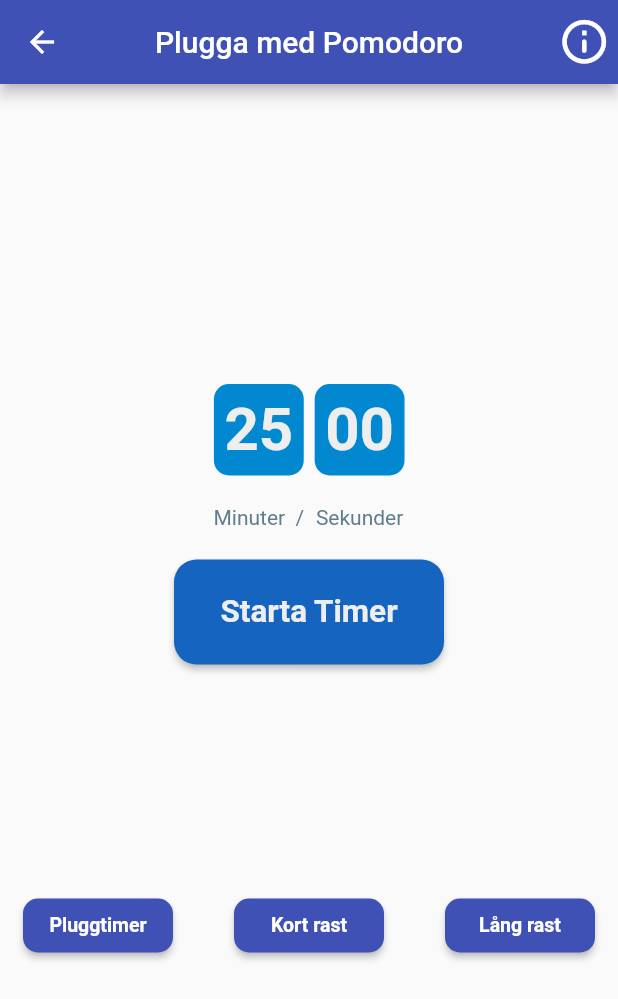
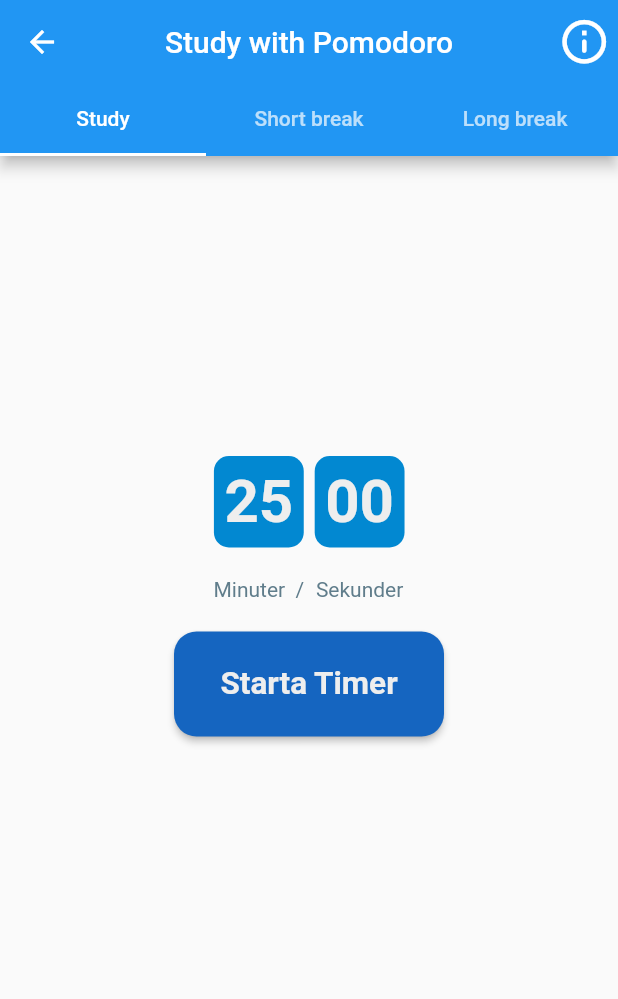
Before and after one commit to gu-tig169-ht21/Grupp-3, a Flutter app: the screen it shows after launch, after a tap on "PLUGGA", on a phone screen of 412 x 824 dp. Shown: the top 999 px of the screen. Run offline on Flutter 3.47's test engine with Material 2 defaults, Android fonts, the phone set to English and light mode, and no system bars; our stand-ins replace cloud_firestore, firebase_core, firebase_messaging, firebase_storage; accounts and stored records are empty.

Commit message:
pill med design och timer

```diff
--- a/lib/main.dart
+++ b/lib/main.dart
@@ -28,7 +28,7 @@
     return MaterialApp(
       debugShowCheckedModeBanner: false,
       theme: ThemeData(
-        primarySwatch: Colors.indigo,
+        primarySwatch: Colors.blue,
         backgroundColor: Colors.white,
       ),
       home: const HomePage(),
--- a/lib/views/homepageview.dart
+++ b/lib/views/homepageview.dart
@@ -1,5 +1,6 @@
 import 'package:flutter/material.dart';
 import 'package:my_first_app/views/taskview.dart';
+import 'package:my_first_app/views/timerviews/maintimerview.dart';
 import 'timerviews/firsttimerview.dart';
 
 class HomePage extends StatelessWidget {
@@ -22,7 +23,7 @@
             ElevatedButton(
               onPressed: () {
                 Navigator.push(context,
-                    MaterialPageRoute(builder: (context) => FirstTimerView()));
+                    MaterialPageRoute(builder: (context) => MainTimerView()));
               },
               child: const Text('PLUGGA'),
               style: ElevatedButton.styleFrom(
--- a/lib/views/taskview.dart
+++ b/lib/views/taskview.dart
@@ -23,6 +23,7 @@
       ),
       floatingActionButton: FloatingActionButton(
         child: const Icon(Icons.add),
+        // backgroundColor: Colors.blue.shade800,
         onPressed: () async {
           var newItem = await Navigator.push(
               context,
@@ -76,9 +77,9 @@
   var state = Provider.of<MyState>(context, listen: false);
   return ListTile(
     leading: Icon(
-      Icons.group_work_rounded,
+      Icons.note_alt_sharp,
       size: 30,
-      color: Colors.orange,
+      color: Colors.blue.shade800,
     ),
     onTap: () => Navigator.push(context,
         MaterialPageRoute(builder: (context) => DescriptionView(task))),
--- a/lib/views/timerviews/firsttimerview.dart
+++ b/lib/views/timerviews/firsttimerview.dart
@@ -2,6 +2,7 @@
 import 'package:flutter/cupertino.dart';
 import 'package:flutter/material.dart';
 import 'package:my_first_app/views/timerviews/informationview.dart';
+import 'package:my_first_app/views/timerviews/secondtimerview.dart';
 import 'timerbuttons.dart';
 
 class FirstTimerView extends StatefulWidget {
@@ -55,25 +56,7 @@
 
   @override
   Widget build(BuildContext context) {
-    final ButtonStyle style = ElevatedButton.styleFrom(
-      padding: EdgeInsets.all(10.0),
-      minimumSize: const Size(20.0, 20.0),
-    );
     return Scaffold(
-      appBar: AppBar(
-        centerTitle: true,
-        title: const Text('Plugga med Pomodoro'),
-        actions: [
-          IconButton(
-            icon: const Icon(Icons.info_outline_rounded,
-                color: Colors.white, size: 35),
-            onPressed: () {
-              Navigator.push(context,
-                  MaterialPageRoute(builder: (context) => InformationView()));
-            },
-          ),
-        ],
-      ),
       body: Center(
         child: Column(
           children: [
@@ -85,10 +68,6 @@
               height: 20,
             ),
             stopWidget(),
-            SizedBox(
-              height: 150,
-            ),
-            timerNavigationWidget(context),
           ],
         ),
       ),
--- /dev/null
+++ b/lib/views/timerviews/maintimerview.dart
@@ -0,0 +1,44 @@
+import 'package:flutter/cupertino.dart';
+import 'package:flutter/material.dart';
+import 'package:my_first_app/views/timerviews/firsttimerview.dart';
+
+import 'informationview.dart';
+import 'secondtimerview.dart';
+import 'thirdtimerview.dart';
+
+class MainTimerView extends StatelessWidget {
+  @override
+  Widget build(BuildContext context) {
+    return DefaultTabController(
+      length: 3,
+      child: Scaffold(
+        appBar: AppBar(
+          bottom: TabBar(
+            tabs: [
+              Tab(text: 'Study'),
+              Tab(text: 'Short break'),
+              Tab(text: 'Long break'),
+            ],
+          ),
+          centerTitle: true,
+          title: const Text('Study with Pomodoro'),
+          actions: [
+            IconButton(
+              icon: const Icon(Icons.info_outline_rounded,
+                  color: Colors.white, size: 35),
+              onPressed: () {
+                Navigator.push(context,
+                    MaterialPageRoute(builder: (context) => InformationView()));
+              },
+            ),
+          ],
+        ),
+        body: TabBarView(children: [
+          Center(child: FirstTimerView()),
+          Center(child: SecondTimerView()),
+          Center(child: ThirdTimerView()),
+        ]),
+      ),
+    );
+  }
+}
--- a/lib/views/timerviews/timerbuttons.dart
+++ b/lib/views/timerviews/timerbuttons.dart
@@ -31,49 +31,6 @@
       );
 }
 
-Widget timerNavigationWidget(context) {
-  return Row(mainAxisAlignment: MainAxisAlignment.spaceEvenly, children: [
-    ElevatedButton(
-      style: ElevatedButton.styleFrom(
-          fixedSize: const Size(100, 35),
-          shape:
-              RoundedRectangleBorder(borderRadius: BorderRadius.circular(10))),
-      onPressed: () {
-        Navigator.push(
-            context, MaterialPageRoute(builder: (context) => FirstTimerView()));
-      },
-      child: const Text('Pluggtimer',
-          style: TextStyle(fontSize: 13, fontWeight: FontWeight.w700)),
-    ),
-    Container(width: 10),
-    ElevatedButton(
-      style: ElevatedButton.styleFrom(
-          fixedSize: const Size(100, 35),
-          shape:
-              RoundedRectangleBorder(borderRadius: BorderRadius.circular(10))),
-      onPressed: () {
-        Navigator.push(context,
-            MaterialPageRoute(builder: (context) => SecondTimerView()));
-      },
-      child: const Text('Kort rast',
-          style: TextStyle(fontSize: 13, fontWeight: FontWeight.w700)),
-    ),
-    Container(width: 10),
-    ElevatedButton(
-      style: ElevatedButton.styleFrom(
-          fixedSize: const Size(100, 35),
-          shape:
-              RoundedRectangleBorder(borderRadius: BorderRadius.circular(10))),
-      onPressed: () {
-        Navigator.push(
-            context, MaterialPageRoute(builder: (context) => ThirdTimerView()));
-      },
-      child: const Text('Lång rast',
-          style: TextStyle(fontSize: 13, fontWeight: FontWeight.w700)),
-    ),
-  ]);
-}
-
 Widget timeWidgetCard({required String time, required String header}) => Column(
       mainAxisAlignment: MainAxisAlignment.center,
       children: [
```
Also changed, not shown: lib/views/timerviews/secondtimerview.dart (+0 -15 lines), lib/views/timerviews/thirdtimerview.dart (+1 -15 lines).
